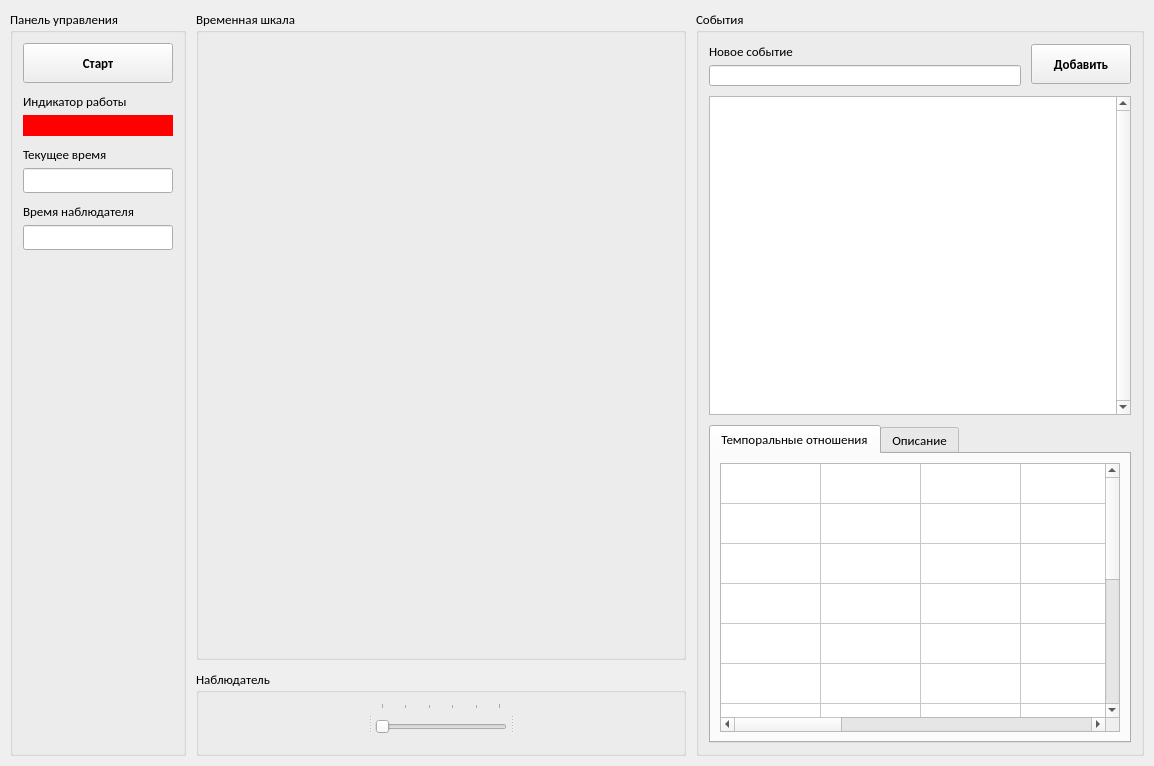
Above: ui/main_window.ui from WeeIIer/knowledge_representation-lab_1 before the change. Below: the same form after it.
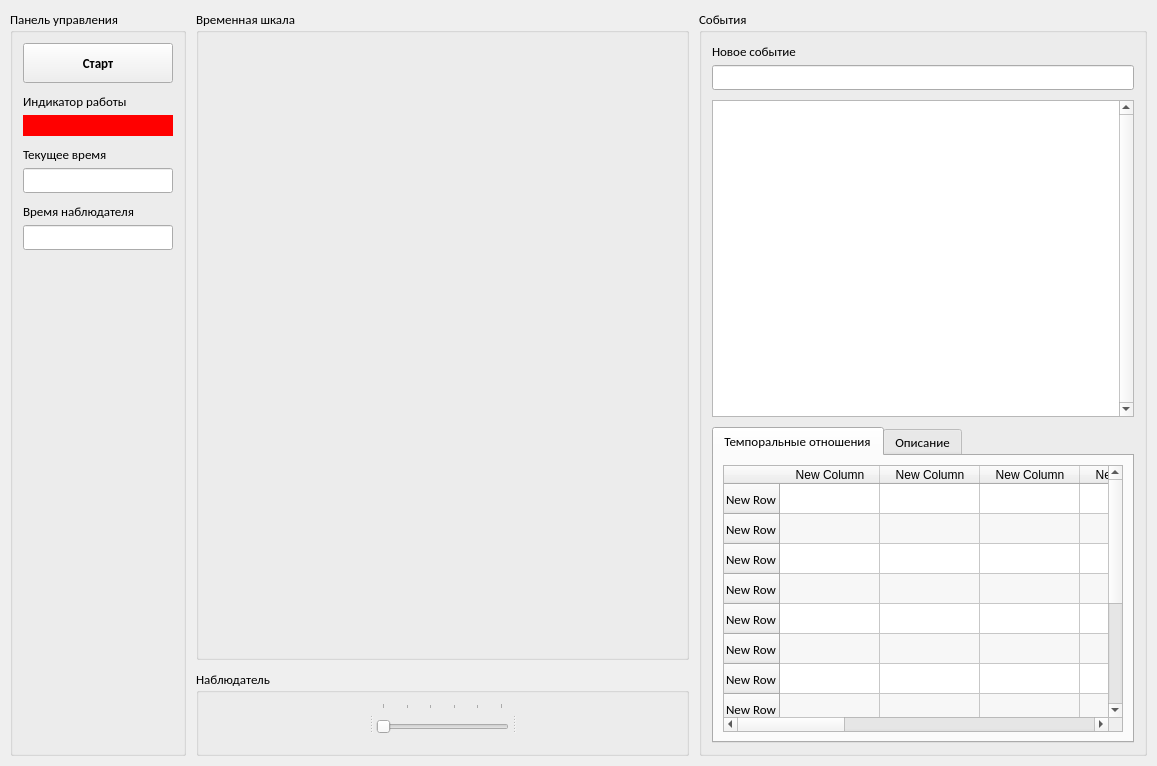
That is the form after the change.

```diff
--- a/ui/main_window.ui
+++ b/ui/main_window.ui
@@ -6,7 +6,7 @@
    <rect>
     <x>0</x>
     <y>0</y>
-    <width>1154</width>
+    <width>1157</width>
     <height>766</height>
    </rect>
   </property>
@@ -31,7 +31,7 @@
   <property name="windowTitle">
    <string>Темпоральный процессор</string>
   </property>
-  <layout class="QHBoxLayout" name="horizontalLayout_3">
+  <layout class="QHBoxLayout" name="horizontalLayout_2">
    <property name="spacing">
     <number>10</number>
    </property>
@@ -225,18 +225,6 @@
      <property name="spacing">
       <number>10</number>
      </property>
-     <property name="leftMargin">
-      <number>0</number>
-     </property>
-     <property name="topMargin">
-      <number>0</number>
-     </property>
-     <property name="rightMargin">
-      <number>0</number>
-     </property>
-     <property name="bottomMargin">
-      <number>0</number>
-     </property>
      <item>
       <widget class="QGroupBox" name="groupBox_2">
        <property name="sizePolicy">
@@ -374,23 +362,6 @@
     </layout>
    </item>
    <item>
-    <layout class="QHBoxLayout" name="horizontalLayout_2">
-     <property name="spacing">
-      <number>10</number>
-     </property>
-     <property name="leftMargin">
-      <number>0</number>
-     </property>
-     <property name="topMargin">
-      <number>0</number>
-     </property>
-     <property name="rightMargin">
-      <number>0</number>
-     </property>
-     <property name="bottomMargin">
-      <number>0</number>
-     </property>
-     <item>
       <widget class="QGroupBox" name="groupBox_6">
        <property name="sizePolicy">
         <sizepolicy hsizetype="Fixed" vsizetype="Preferred">
@@ -418,11 +389,6 @@
          <number>10</number>
         </property>
         <item>
-         <layout class="QHBoxLayout" name="horizontalLayout">
-          <property name="spacing">
-           <number>10</number>
-          </property>
-          <item>
            <layout class="QVBoxLayout" name="verticalLayout_17">
             <property name="spacing">
              <number>5</number>
@@ -453,37 +419,17 @@
            </layout>
           </item>
           <item>
-           <widget class="QPushButton" name="button_add_event">
-            <property name="minimumSize">
-             <size>
-              <width>100</width>
-              <height>40</height>
-             </size>
-            </property>
-            <property name="font">
-             <font>
-              <weight>75</weight>
-              <bold>true</bold>
-             </font>
-            </property>
-            <property name="cursor">
-             <cursorShape>PointingHandCursor</cursorShape>
-            </property>
-            <property name="text">
-             <string>Добавить</string>
-            </property>
-            <property name="iconSize">
-             <size>
-              <width>24</width>
-              <height>24</height>
-             </size>
-            </property>
-           </widget>
-          </item>
-         </layout>
-        </item>
-        <item>
+       <widget class="QSplitter" name="splitter_2">
+        <property name="orientation">
+         <enum>Qt::Vertical</enum>
+        </property>
          <widget class="QListWidget" name="list_events">
+         <property name="minimumSize">
+          <size>
+           <width>0</width>
+           <height>0</height>
+          </size>
+         </property>
           <property name="maximumSize">
            <size>
             <width>16777215</width>
@@ -494,6 +440,7 @@
            <enum>Qt::ScrollBarAlwaysOn</enum>
           </property>
          </widget>
+       </widget>
         </item>
         <item>
          <widget class="QTabWidget" name="tabWidget">
@@ -504,6 +451,8 @@
            <attribute name="title">
             <string>Темпоральные отношения</string>
            </attribute>
+         <layout class="QVBoxLayout" name="verticalLayout_7">
+          <item>
            <layout class="QVBoxLayout" name="verticalLayout_5">
             <item>
              <widget class="QTableWidget" name="table_buffer">
@@ -526,13 +475,13 @@
                <bool>true</bool>
               </property>
               <property name="alternatingRowColors">
-               <bool>false</bool>
+               <bool>true</bool>
               </property>
               <property name="selectionMode">
                <enum>QAbstractItemView::SingleSelection</enum>
               </property>
               <property name="selectionBehavior">
-               <enum>QAbstractItemView::SelectRows</enum>
+               <enum>QAbstractItemView::SelectItems</enum>
               </property>
               <property name="verticalScrollMode">
                <enum>QAbstractItemView::ScrollPerPixel</enum>
@@ -544,34 +493,10 @@
                <number>14</number>
               </property>
               <attribute name="horizontalHeaderVisible">
-               <bool>false</bool>
-              </attribute>
-              <attribute name="horizontalHeaderCascadingSectionResizes">
-               <bool>false</bool>
-              </attribute>
-              <attribute name="horizontalHeaderMinimumSectionSize">
-               <number>40</number>
-              </attribute>
-              <attribute name="horizontalHeaderStretchLastSection">
-               <bool>false</bool>
+               <bool>true</bool>
               </attribute>
               <attribute name="verticalHeaderVisible">
-               <bool>false</bool>
-              </attribute>
-              <attribute name="verticalHeaderCascadingSectionResizes">
-               <bool>false</bool>
-              </attribute>
-              <attribute name="verticalHeaderDefaultSectionSize">
-               <number>40</number>
-              </attribute>
-              <attribute name="verticalHeaderHighlightSections">
-               <bool>false</bool>
-              </attribute>
-              <attribute name="verticalHeaderShowSortIndicator" stdset="0">
-               <bool>false</bool>
-              </attribute>
-              <attribute name="verticalHeaderStretchLastSection">
-               <bool>false</bool>
+               <bool>true</bool>
               </attribute>
               <row>
                <property name="text">
@@ -694,6 +619,8 @@
                </property>
               </column>
              </widget>
+            </item>
+           </layout>
             </item>
            </layout>
           </widget>
@@ -701,13 +628,40 @@
            <attribute name="title">
             <string>Описание</string>
            </attribute>
-          </widget>
-         </widget>
+         <layout class="QVBoxLayout" name="verticalLayout_6">
+          <item>
+           <widget class="QTextEdit" name="textEdit">
+            <property name="cursor" stdset="0">
+             <cursorShape>IBeamCursor</cursorShape>
+            </property>
+            <property name="contextMenuPolicy">
+             <enum>Qt::NoContextMenu</enum>
+            </property>
+            <property name="readOnly">
+             <bool>true</bool>
+            </property>
+            <property name="html">
+             <string>&lt;!DOCTYPE HTML PUBLIC &quot;-//W3C//DTD HTML 4.0//EN&quot; &quot;http://www.w3.org/TR/REC-html40/strict.dtd&quot;&gt;
+&lt;html&gt;&lt;head&gt;&lt;meta name=&quot;qrichtext&quot; content=&quot;1&quot; /&gt;&lt;style type=&quot;text/css&quot;&gt;
+p, li { white-space: pre-wrap; }
+&lt;/style&gt;&lt;/head&gt;&lt;body style=&quot; font-family:'Calibri'; font-size:10pt; font-weight:400; font-style:normal;&quot;&gt;
+&lt;p style=&quot; margin-top:0px; margin-bottom:0px; margin-left:0px; margin-right:0px; -qt-block-indent:0; text-indent:0px;&quot;&gt;Два темпора могут находиться в следующих отношениях:&lt;/p&gt;
+&lt;p style=&quot; margin-top:0px; margin-bottom:0px; margin-left:0px; margin-right:0px; -qt-block-indent:0; text-indent:0px;&quot;&gt;– (rts) – последовательны с паузой, если интервал первого процесса закончился раньше, чем начался интервал второго (они не одновременны, и первый интервал раньше второго);&lt;/p&gt;
+&lt;p style=&quot; margin-top:0px; margin-bottom:0px; margin-left:0px; margin-right:0px; -qt-block-indent:0; text-indent:0px;&quot;&gt;– (rtsn) –последовательны без паузы;&lt;/p&gt;
+&lt;p style=&quot; margin-top:0px; margin-bottom:0px; margin-left:0px; margin-right:0px; -qt-block-indent:0; text-indent:0px;&quot;&gt;– (rtes)– пересекаются;&lt;/p&gt;
+&lt;p style=&quot; margin-top:0px; margin-bottom:0px; margin-left:0px; margin-right:0px; -qt-block-indent:0; text-indent:0px;&quot;&gt;– (rtel) –вложенные с примыканием к началу;&lt;/p&gt;
+&lt;p style=&quot; margin-top:0px; margin-bottom:0px; margin-left:0px; margin-right:0px; -qt-block-indent:0; text-indent:0px;&quot;&gt;– (rter) –вложенные с примыканием к окончанию;&lt;/p&gt;
+&lt;p style=&quot; margin-top:0px; margin-bottom:0px; margin-left:0px; margin-right:0px; -qt-block-indent:0; text-indent:0px;&quot;&gt;– (rte) –вложенные без примыканий;&lt;/p&gt;
+&lt;p style=&quot; margin-top:0px; margin-bottom:0px; margin-left:0px; margin-right:0px; -qt-block-indent:0; text-indent:0px;&quot;&gt;– (гtU) – отношение несравнимости темпоров.&lt;/p&gt;&lt;/body&gt;&lt;/html&gt;</string>
+            </property>
+           </widget>
         </item>
        </layout>
       </widget>
-     </item>
-    </layout>
+       </widget>
+      </item>
+     </layout>
+    </widget>
    </item>
   </layout>
  </widget>
```
Lines whose indentation alone changed are shown as unchanged.
